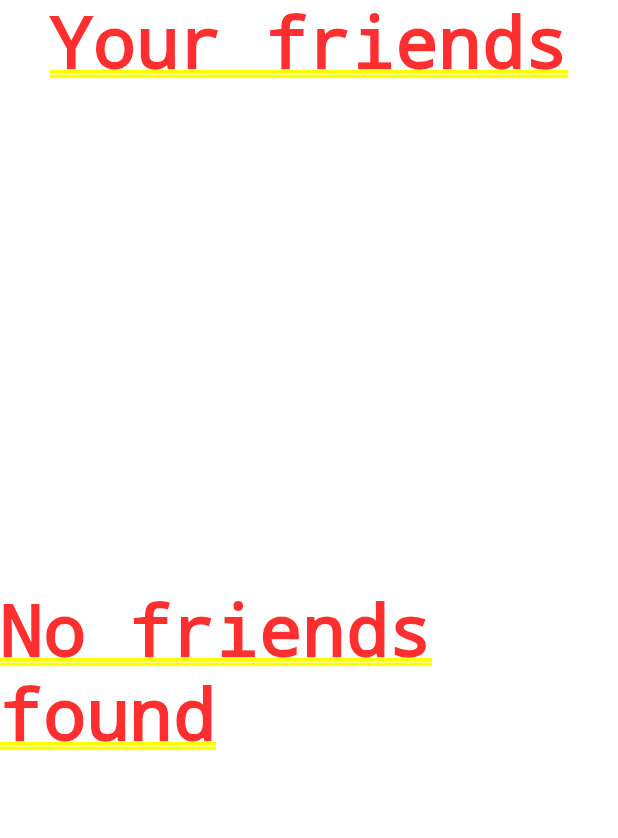
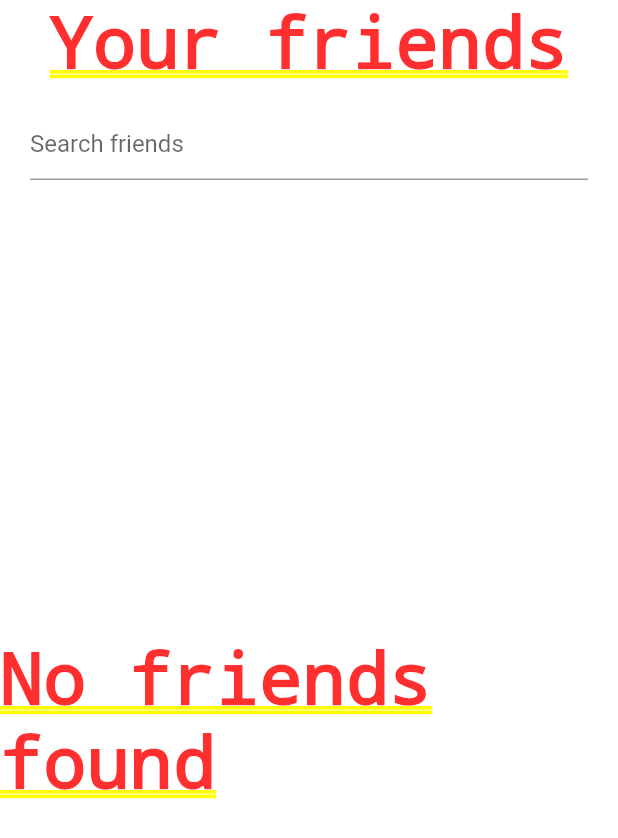
Before and after one commit to garthendrich/Teodou, a Flutter app: the FriendsPage screen opened by its route, on a phone screen of 412 x 824 dp. Shown: the top 838 px of the screen. Run offline on Flutter 3.47's test engine with Material 2 defaults, Android fonts, the phone set to English and light mode, and no system bars; our stand-ins replace cloud_firestore, firebase_auth, firebase_core; accounts and stored records are empty; network calls fail.

Commit message:
feat: add search to items list

```diff
--- a/lib/components/items_stream_list.dart
+++ b/lib/components/items_stream_list.dart
@@ -1,10 +1,11 @@
 import "package:flutter/material.dart";
 
-class ItemsStreamList extends StatelessWidget {
+class ItemsStreamList extends StatefulWidget {
   final Stream<List<dynamic>>? stream;
   final String title;
   final String itemName;
   final Widget Function(dynamic) itemBuilder;
+  final List<dynamic> Function(dynamic, String) itemsFilterHelper;
 
   const ItemsStreamList({
     Key? key,
@@ -12,24 +13,40 @@ class ItemsStreamList extends StatelessWidget {
     required this.title,
     required this.itemName,
     required this.itemBuilder,
+    required this.itemsFilterHelper,
   }) : super(key: key);
+
+  @override
+  State<ItemsStreamList> createState() => _ItemsStreamListState();
+}
+
+class _ItemsStreamListState extends State<ItemsStreamList> {
+  String _searchQuery = "";
 
   @override
   Widget build(BuildContext context) {
     return Column(
       children: [
-        Text(title, style: const TextStyle(fontWeight: FontWeight.bold)),
+        Text(widget.title, style: const TextStyle(fontWeight: FontWeight.bold)),
+        const SizedBox(height: 16),
+        Padding(
+          padding: const EdgeInsets.symmetric(horizontal: 20),
+          child: TextField(
+            onChanged: (newText) => setState(() => _searchQuery = newText),
+            decoration: InputDecoration(hintText: "Search ${widget.itemName}s"),
+          ),
+        ),
         const SizedBox(height: 16),
         Expanded(
           child: StreamBuilder(
-            stream: stream,
+            stream: widget.stream,
             builder: ((context, snapshot) {
               if (snapshot.hasError) {
-                print("Error fetching ${itemName}s: ${snapshot.error}");
+                print("Error fetching ${widget.itemName}s: ${snapshot.error}");
                 print(snapshot.stackTrace);
 
                 return Center(
-                  child: Text("Error fetching ${itemName}s"),
+                  child: Text("Error fetching ${widget.itemName}s"),
                 );
               }
 
@@ -41,14 +58,17 @@ class ItemsStreamList extends StatelessWidget {
               }
 
               if (!snapshot.hasData) {
-                return Center(child: Text("No ${itemName}s found"));
+                return Center(child: Text("No ${widget.itemName}s found"));
               }
 
               final items = snapshot.data!;
+              final filteredItems =
+                  widget.itemsFilterHelper(items, _searchQuery);
 
               return ListView(
                 padding: const EdgeInsets.only(left: 20, right: 20, bottom: 80),
-                children: items.map<Widget>(itemBuilder).toList(),
+                children:
+                    filteredItems.map<Widget>(widget.itemBuilder).toList(),
               );
             }),
           ),
--- a/lib/screens/friends_page.dart
+++ b/lib/screens/friends_page.dart
@@ -16,7 +16,16 @@ class FriendsPage extends StatelessWidget {
       stream: friendsStream,
       title: "Your friends",
       itemName: "friend",
-      itemBuilder: (items) => _buildFriendTile(items, context),
+      itemBuilder: (friend) => _buildFriendTile(friend, context),
+      itemsFilterHelper: (friends, query) {
+        return friends
+            .where(
+              (UserInfo friend) => (friend.userName + friend.fullName)
+                  .toLowerCase()
+                  .contains(query.toLowerCase()),
+            )
+            .toList();
+      },
     );
   }
 
```
Also changed, not shown: lib/screens/tasks_page.dart (+9 -1 lines).
